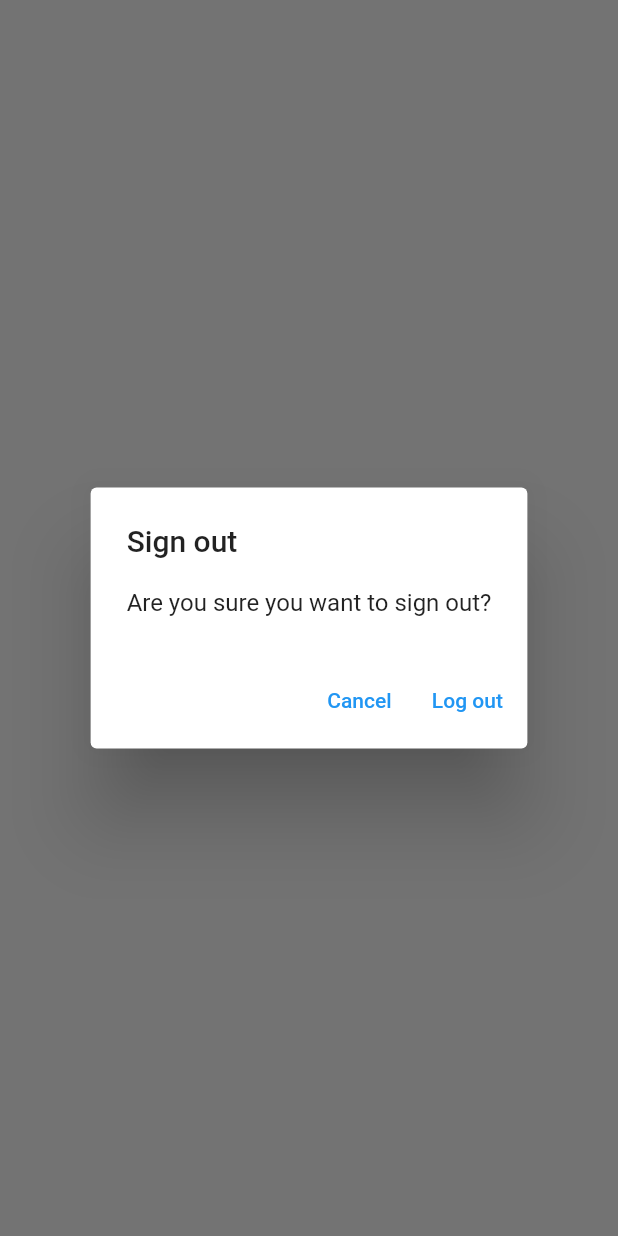
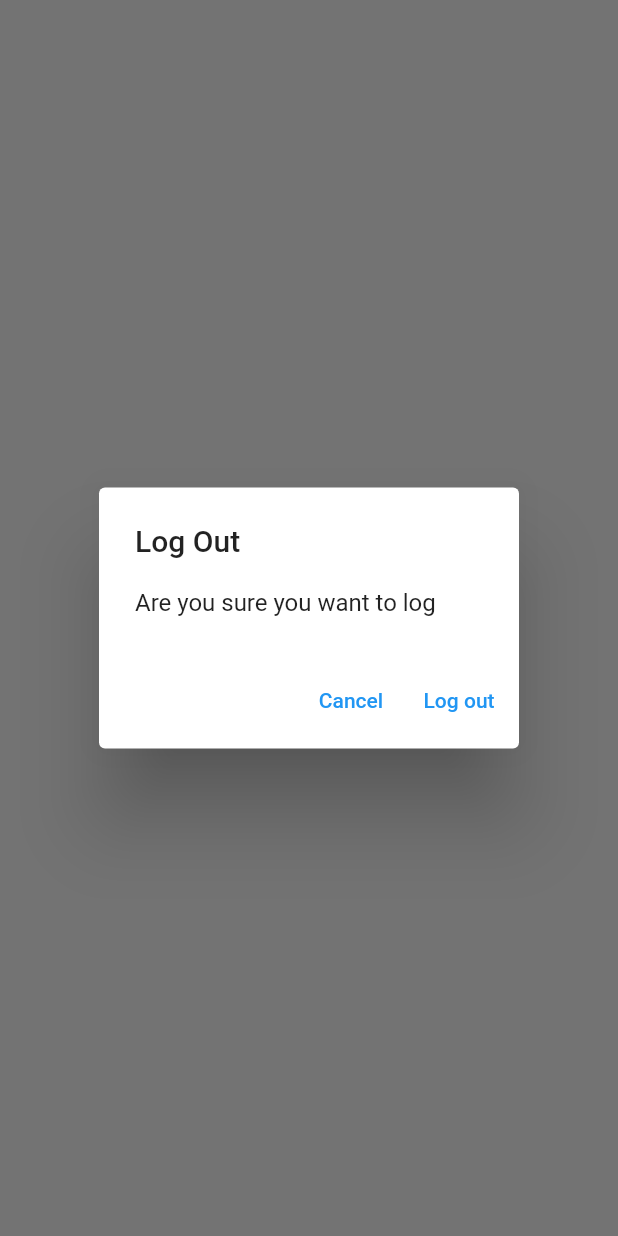
Before and after one commit to Haya426/freecodecamp, a Flutter app: what showLogOutDialog() shows on an empty page, opened directly, on a phone screen of 412 x 824 dp. Run offline on Flutter 3.47's test engine with Material 2 defaults, Android fonts, the phone set to English and light mode, and no system bars; our stand-ins replace firebase_auth, firebase_core, sqflite; accounts and stored records are empty; network calls fail.

Commit message:
Deleting Existing Notes in Notes View

```diff
--- /dev/null
+++ b/lib/utilities/dialogs/generic_dialog.dart
@@ -0,0 +1,32 @@
+import 'package:flutter/material.dart';
+
+typedef DialogOptionBuilder<T> = Map<String,T?> Function();
+Future<T?> showGenericDialog<T>({
+  required BuildContext context,
+  required String title,
+  required String content,
+  required DialogOptionBuilder optionBuilder,
+}){
+  final options = optionBuilder();
+  return showDialog<T>(
+    context: context,
+    builder: (context){
+      return AlertDialog(
+        title: Text(title),
+        content: Text(content),
+        actions:options.keys.map((optionTitle) {
+          final value = options[optionTitle];
+          return TextButton(
+            onPressed: (){
+              if(value !=null) {
+                Navigator.of(context).pop(value);
+              } else {
+                Navigator.of(context).pop();
+              }
+            },
+            child: Text(optionTitle),
+            );
+        }).toList(),
+      );
+    });
+}
--- /dev/null
+++ b/lib/utilities/dialogs/logout_dialog.dart
@@ -0,0 +1,14 @@
+import 'package:flutter/material.dart';
+import 'package:freecodecamp/utilities/dialogs/generic_dialog.dart';
+
+Future<bool> showLogOutDialog(BuildContext context){
+  return  showGenericDialog<bool>(
+    context: context,
+    title: 'Log Out',
+    content: 'Are you sure you want to log',
+    optionBuilder: ()=>{
+      'Cancel' : false,
+      'Log out' : true
+    }).then((value) => value?? false);
+
+}
--- a/lib/views/login_view.dart
+++ b/lib/views/login_view.dart
@@ -3,7 +3,7 @@ import 'dart:developer' as devtools show log;
 import 'package:freecodecamp/constants/route.dart';
 import 'package:freecodecamp/services/auth/auth_exception.dart';
 import 'package:freecodecamp/services/auth/auth_service.dart';
-import '../utilities/show_error_dialog.dart';
+import 'package:freecodecamp/utilities/dialogs/error_dialog.dart';
 
 class LoginView extends StatefulWidget {
   const LoginView({Key? key}) : super(key: key);
--- a/lib/views/notes/notes_view.dart
+++ b/lib/views/notes/notes_view.dart
@@ -3,6 +3,8 @@ import 'package:flutter/material.dart';
 import 'package:freecodecamp/constants/route.dart';
 import 'package:freecodecamp/services/auth/auth_service.dart';
 import 'package:freecodecamp/services/crud/note_service.dart';
+import 'package:freecodecamp/utilities/dialogs/logout_dialog.dart';
+import 'package:freecodecamp/views/notes/note_list_view.dart';
 
 import '../../enums/menu_action.dart';
 
@@ -73,20 +75,12 @@ class _NotesViewState extends State<NotesView> {
                     case ConnectionState.active:
                       if (snapshot.hasData) {
                         final allNotes = snapshot.data as List<DatabaseNote>;
-                        return ListView.builder(
-                          itemCount: allNotes.length,
-                          itemBuilder: (context, index) {
-                            final note = allNotes[index];
-                            return ListTile(
-                              title: Text(
-                                note.text,
-                                maxLines: 1,
-                                softWrap: true,
-                                overflow: TextOverflow.ellipsis,
-                              ),
+                          return NotesListView(
+                            notes: allNotes,
+                            onDeleteNote: (note) async {
+                              await _notesService.deleteNote(id: note.id);
+                            }
                             );
-                          },
-                        );
                       } else {
                         return const CircularProgressIndicator();
                       }
@@ -103,29 +97,3 @@ class _NotesViewState extends State<NotesView> {
     );
   }
 }
-
-Future<bool> showLogOutDialog(BuildContext context) {
-  return showDialog<bool>(
-    context: context,
-    builder: (context) {
-      return AlertDialog(
-        title: const Text('Sign out'),
-        content: const Text('Are you sure you want to sign out?'),
-        actions: [
-          TextButton(
-            onPressed: () {
-              Navigator.of(context).pop(false);
-            },
-            child: const Text('Cancel'),
-          ),
-          TextButton(
-            onPressed: () {
-              Navigator.of(context).pop(true);
-            },
-            child: const Text('Log out'),
-          ),
-        ],
-      );
-    },
-  ).then((value) => value ?? false);
-}
--- a/lib/views/register_view.dart
+++ b/lib/views/register_view.dart
@@ -1,13 +1,10 @@
 
 import 'package:flutter/material.dart';
 import 'package:freecodecamp/constants/route.dart';
-import 'package:freecodecamp/firebase_options.dart';
 import 'package:freecodecamp/services/auth/auth_exception.dart';
 import 'package:freecodecamp/services/auth/auth_service.dart';
+import 'package:freecodecamp/utilities/dialogs/error_dialog.dart';
 import 'dart:developer' as devtools show log;
-
-import 'package:freecodecamp/utilities/show_error_dialog.dart';
-
 class RegisterView extends StatefulWidget {
   const RegisterView({Key? key}) : super(key: key);
 
```
Also changed, not shown: lib/services/crud/note_service.dart (+4 -4 lines), lib/utilities/dialogs/delete_dialog.dart (added, +14 -0 lines), lib/utilities/dialogs/error_dialog.dart (added, +16 -0 lines), lib/utilities/show_error_dialog.dart (deleted, +0 -21 lines), lib/views/notes/note_list_view.dart (added, +62 -0 lines).
